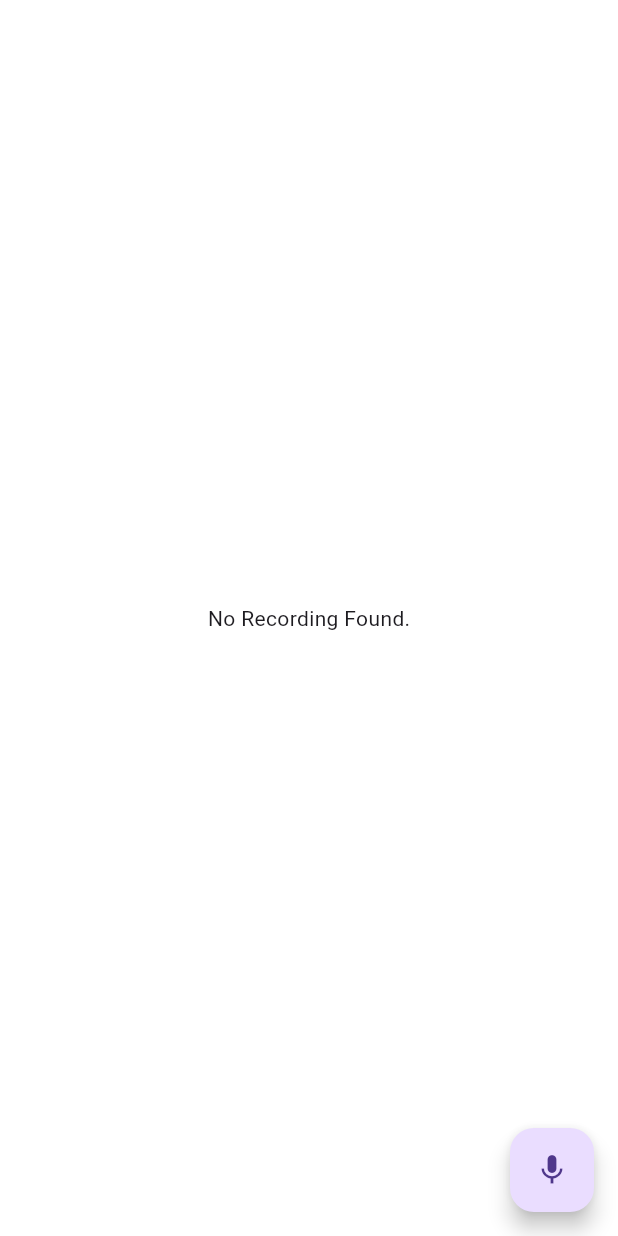
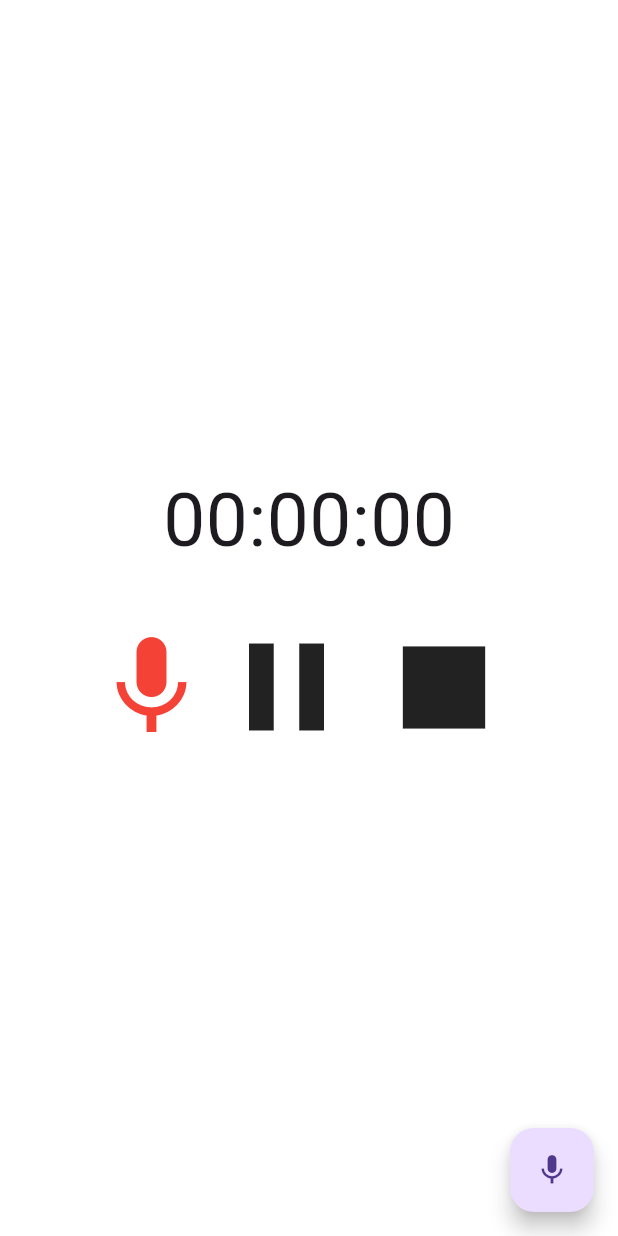
Before and after one commit to yurimatosrodrigues/record-audio, a Flutter app: the screen it shows after launch, on a phone screen of 412 x 824 dp. Run offline on Flutter 3.47's test engine with Material 3 defaults, Android fonts, the phone set to English and light mode, and no system bars; our stand-ins replace just_audio; missing offline and left inert: record.

Commit message:
feat: criacao dos icons

```diff
--- a/lib/home.dart
+++ b/lib/home.dart
@@ -55,42 +55,45 @@ class _HomeState extends State<Home>{
     );
   }
 
-  Widget _buildUI(){
+  Widget _buildUI() {
     return SizedBox(
       width: MediaQuery.sizeOf(context).width,
+      height: MediaQuery.sizeOf(context).height,
       child: Container(
         color: Colors.white,
+
         child: Column(
           mainAxisAlignment: MainAxisAlignment.center,
-          crossAxisAlignment: CrossAxisAlignment.center,
           children: [
-            if(recordingPath != null)
-              MaterialButton(
-                onPressed: () async {
-                  if(audioPlayer.playing){
-                    audioPlayer.stop();
-
-                    setState(() {
-                      isPlaying = false;
-                    });
-                  }
-                  else{
-                    await audioPlayer.setFilePath(recordingPath!);
-                    audioPlayer.play();
-                    setState(() {
-                      isPlaying = true;
-                    });
-                  }
-
-                },
-                color: Theme.of(context).colorScheme.primary,
-                child: Text(isPlaying ? "Stop Playing Recording" : "Start Playing Recording"),
+            Text(
+              '00:00:00',
+              style: TextStyle(
+                fontSize: 50
               ),
-
-            if(recordingPath == null)
-              const Text("No Recording Found."),
-        ]
-      ),
+            ),
+            SizedBox(
+              height: 20,
+            ),
+            Row(
+              mainAxisAlignment: MainAxisAlignment.center,
+              children: [
+                Icon(
+                  Icons.mic,
+                  size: 80,
+                  color: Colors.red,
+                ),
+                Icon(
+                  Icons.pause,
+                  size: 100,
+                ),
+                Icon(
+                  Icons.stop,
+                  size: 110,
+                )
+              ],
+            )
+          ],
+        )
       )
     );
   }
```
